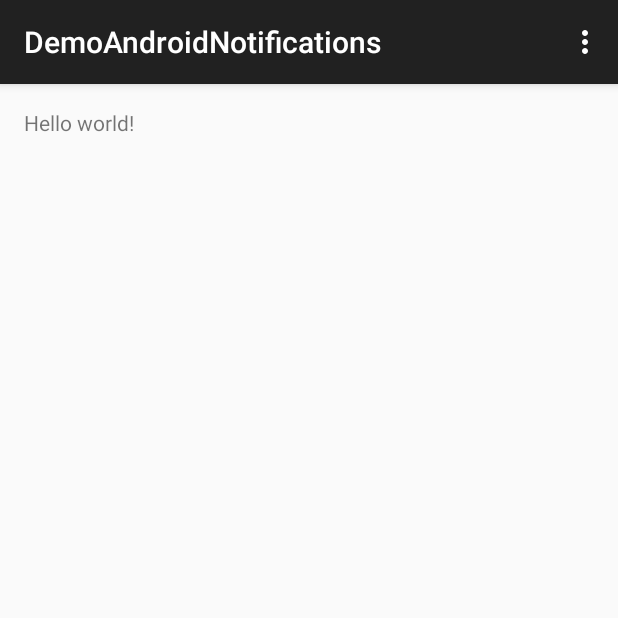
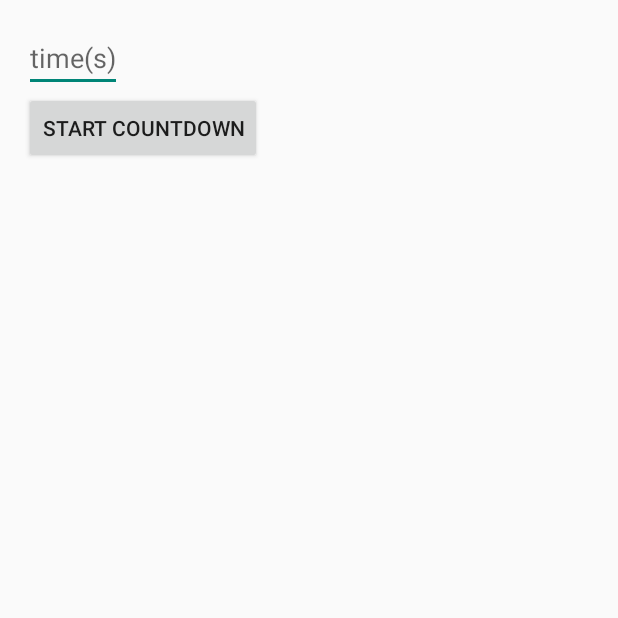
Before and after one commit to richss/DemoAndroidNotifications, an Android app: the screen it shows after launch (MainActivity), on a phone screen of 412 x 824 dp, the top half of it. Run offline under Robolectric (Android 15) with nearby library versions, the phone set to English and light mode, and no system bars.

Commit message:
Basic functionality implemented

```diff
--- a/app/src/main/AndroidManifest.xml
+++ b/app/src/main/AndroidManifest.xml
@@ -16,6 +16,12 @@
                 <category android:name="android.intent.category.LAUNCHER" />
             </intent-filter>
         </activity>
+
+        <service
+            android:name=".TimerService"
+            android:enabled="true"
+            android:exported="true" >
+        </service>
     </application>
 
 </manifest>
--- a/app/src/main/java/com/richardstansbury/demoandroidnotifications/MainActivity.java
+++ b/app/src/main/java/com/richardstansbury/demoandroidnotifications/MainActivity.java
@@ -1,39 +1,65 @@
 package com.richardstansbury.demoandroidnotifications;
 
-import android.support.v7.app.ActionBarActivity;
+import android.app.Activity;
+import android.content.Intent;
 import android.os.Bundle;
-import android.view.Menu;
-import android.view.MenuItem;
+import android.os.CountDownTimer;
+import android.util.Log;
+import android.view.View;
+import android.widget.EditText;
 
+public class MainActivity extends Activity {
 
-public class MainActivity extends ActionBarActivity {
+    EditText time_limit;
+    boolean clickAvailable;
 
     @Override
     protected void onCreate(Bundle savedInstanceState) {
         super.onCreate(savedInstanceState);
         setContentView(R.layout.activity_main);
-    }
 
+        time_limit = (EditText) findViewById(R.id.time_limit);
 
-    @Override
-    public boolean onCreateOptionsMenu(Menu menu) {
-        // Inflate the menu; this adds items to the action bar if it is present.
-        getMenuInflater().inflate(R.menu.menu_main, menu);
-        return true;
+        if (savedInstanceState != null) {
+            time_limit.setText(savedInstanceState.getInt("time_limit"));
+        }
+
+        clickAvailable = true;
     }
 
     @Override
-    public boolean onOptionsItemSelected(MenuItem item) {
-        // Handle action bar item clicks here. The action bar will
-        // automatically handle clicks on the Home/Up button, so long
-        // as you specify a parent activity in AndroidManifest.xml.
-        int id = item.getItemId();
+    public void onSaveInstanceState(Bundle state)
+    {
+        super.onSaveInstanceState(state);
+        state.putInt("time_limit", Integer.parseInt(time_limit.getText().toString()));
+    }
 
-        //noinspection SimplifiableIfStatement
-        if (id == R.id.action_settings) {
-            return true;
-        }
+    public void startTimer(View v) {
 
-        return super.onOptionsItemSelected(item);
+        if (!clickAvailable) return;
+        clickAvailable = false;
+
+        int limit = Integer.parseInt(time_limit.getText().toString());
+
+        Intent timerIntent = new Intent(this, TimerService.class);
+        timerIntent.putExtra("timeSec",limit);
+        Log.i("Time Start", "Timer Started with " + limit + " limit");
+        this.startService(timerIntent);
+
+        new CountDownTimer(limit * 1000, 1000) {
+
+            public void onTick(long millisUntilFinished) {
+                time_limit.setText("" + (int) (millisUntilFinished / 1000));
+            }
+
+            public void onFinish() {
+                //Do nothing.  You really could launch your notification here, but I wanted to show a service.
+                time_limit.setText("0");
+                clickAvailable = true;
+            }
+
+        }.start();
+
     }
+
 }
--- a/app/src/main/res/layout/activity_main.xml
+++ b/app/src/main/res/layout/activity_main.xml
@@ -5,7 +5,19 @@
     android:paddingTop="@dimen/activity_vertical_margin"
     android:paddingBottom="@dimen/activity_vertical_margin" tools:context=".MainActivity">
 
-    <TextView android:text="@string/hello_world" android:layout_width="wrap_content"
+    <EditText
+        android:id = "@+id/time_limit"
+        android:hint="@string/time_label"
+        android:layout_width="wrap_content"
         android:layout_height="wrap_content" />
 
+    <Button
+        android:layout_width="wrap_content"
+        android:layout_height="wrap_content"
+        android:text="@string/start_button"
+        android:layout_below="@id/time_limit"
+        android:onClick="startTimer"/>
+
+
+
 </RelativeLayout>
--- a/app/src/main/res/menu/menu_main.xml
+++ /dev/null
@@ -1,6 +0,0 @@
-<menu xmlns:android="http://schemas.android.com/apk/res/android"
-    xmlns:app="http://schemas.android.com/apk/res-auto"
-    xmlns:tools="http://schemas.android.com/tools" tools:context=".MainActivity">
-    <item android:id="@+id/action_settings" android:title="@string/action_settings"
-        android:orderInCategory="100" app:showAsAction="never" />
-</menu>
--- a/app/src/main/res/values/strings.xml
+++ b/app/src/main/res/values/strings.xml
@@ -1,6 +1,7 @@
 <resources>
-    <string name="app_name">DemoAndroidNotifications</string>
+    <string name="app_name">Demo - Android Notifications</string>
 
-    <string name="hello_world">Hello world!</string>
-    <string name="action_settings">Settings</string>
+    <string name="default_time">00</string>
+    <string name="time_label">time(s)</string>
+    <string name="start_button">Start Countdown</string>
 </resources>
```
Also changed, not shown: app/src/main/java/com/richardstansbury/demoandroidnotifications/TimerService.java (added, +82 -0 lines), app/src/main/res/drawable/clock.png (added), 2 other files.
